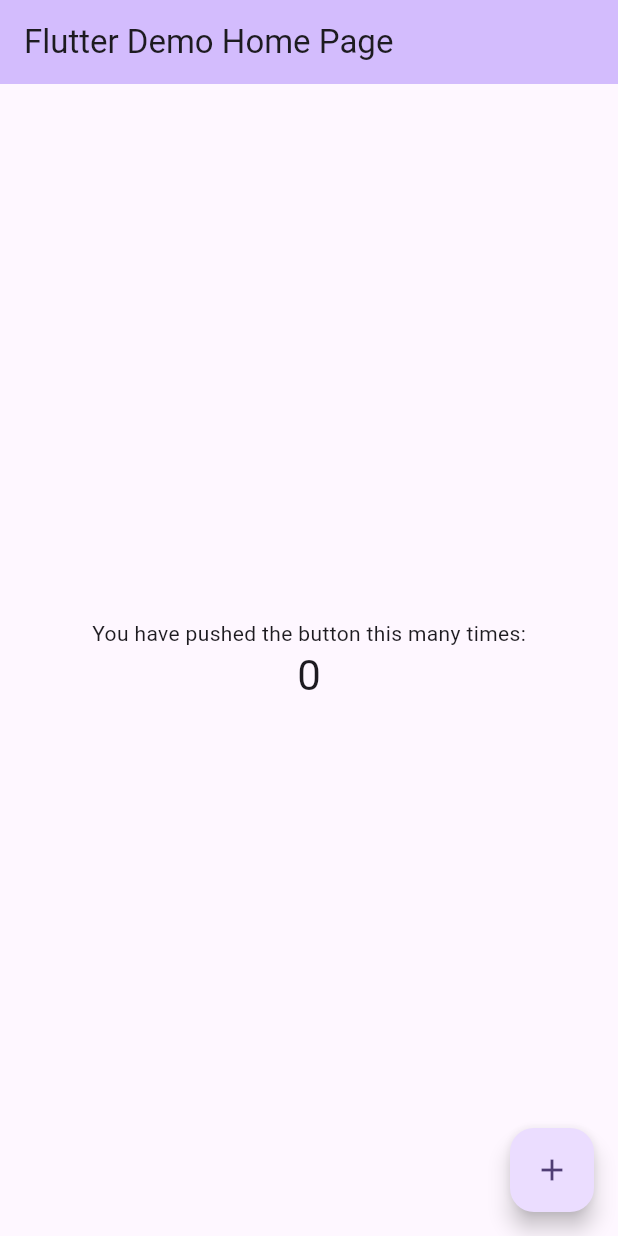
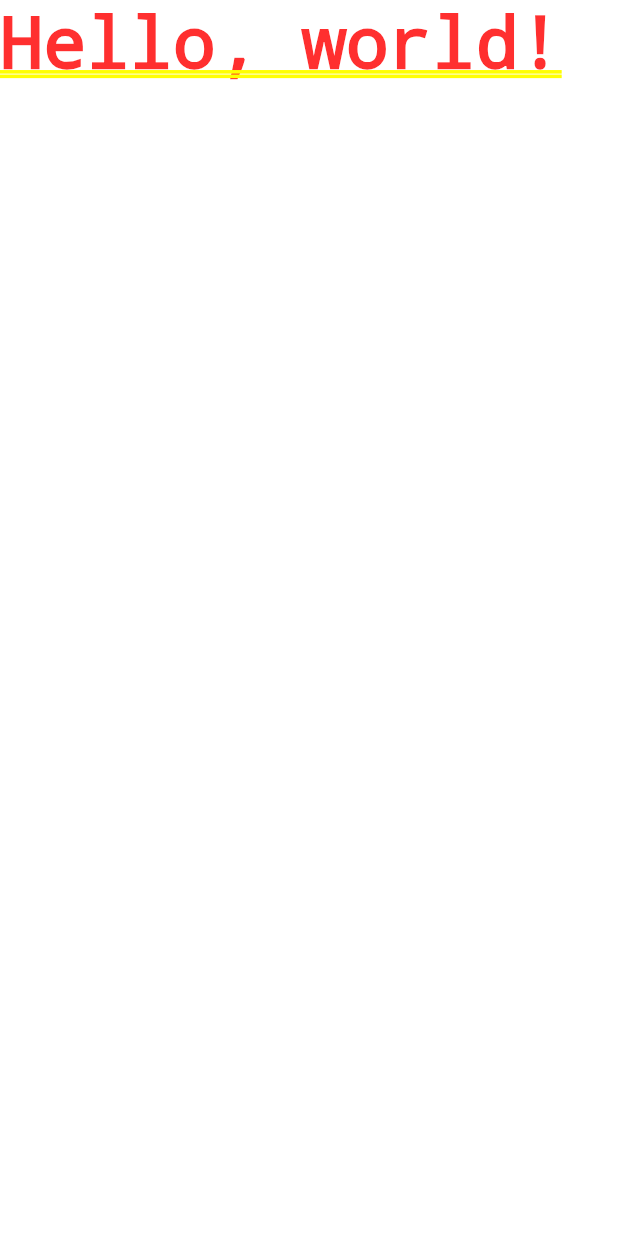
Before and after one commit to jono-rams/LearningFlutter, a Flutter app: the screen it shows after launch, on a phone screen of 412 x 824 dp. Run offline on Flutter 3.47's test engine with Material 3 defaults, Android fonts, the phone set to English and light mode, and no system bars.

Commit message:
Preparation for lesson 2

```diff
--- a/lib/main.dart
+++ b/lib/main.dart
@@ -1,125 +1,7 @@
 import 'package:flutter/material.dart';
 
 void main() {
-  runApp(const MyApp());
+  runApp(const MaterialApp(
+    home: Text("Hello, world!"),
+  ));
 }
-
-class MyApp extends StatelessWidget {
-  const MyApp({super.key});
-
-  // This widget is the root of your application.
-  @override
-  Widget build(BuildContext context) {
-    return MaterialApp(
-      title: 'Flutter Demo',
-      theme: ThemeData(
-        // This is the theme of your application.
-        //
-        // TRY THIS: Try running your application with "flutter run". You'll see
-        // the application has a purple toolbar. Then, without quitting the app,
-        // try changing the seedColor in the colorScheme below to Colors.green
-        // and then invoke "hot reload" (save your changes or press the "hot
-        // reload" button in a Flutter-supported IDE, or press "r" if you used
-        // the command line to start the app).
-        //
-        // Notice that the counter didn't reset back to zero; the application
-        // state is not lost during the reload. To reset the state, use hot
-        // restart instead.
-        //
-        // This works for code too, not just values: Most code changes can be
-        // tested with just a hot reload.
-        colorScheme: ColorScheme.fromSeed(seedColor: Colors.deepPurple),
-        useMaterial3: true,
-      ),
-      home: const MyHomePage(title: 'Flutter Demo Home Page'),
-    );
-  }
-}
-
-class MyHomePage extends StatefulWidget {
-  const MyHomePage({super.key, required this.title});
-
-  // This widget is the home page of your application. It is stateful, meaning
-  // that it has a State object (defined below) that contains fields that affect
-  // how it looks.
-
-  // This class is the configuration for the state. It holds the values (in this
-  // case the title) provided by the parent (in this case the App widget) and
-  // used by the build method of the State. Fields in a Widget subclass are
-  // always marked "final".
-
-  final String title;
-
-  @override
-  State<MyHomePage> createState() => _MyHomePageState();
-}
-
-class _MyHomePageState extends State<MyHomePage> {
-  int _counter = 0;
-
-  void _incrementCounter() {
-    setState(() {
-      // This call to setState tells the Flutter framework that something has
-      // changed in this State, which causes it to rerun the build method below
-      // so that the display can reflect the updated values. If we changed
-      // _counter without calling setState(), then the build method would not be
-      // called again, and so nothing would appear to happen.
-      _counter++;
-    });
-  }
-
-  @override
-  Widget build(BuildContext context) {
-    // This method is rerun every time setState is called, for instance as done
-    // by the _incrementCounter method above.
-    //
-    // The Flutter framework has been optimized to make rerunning build methods
-    // fast, so that you can just rebuild anything that needs updating rather
-    // than having to individually change instances of widgets.
-    return Scaffold(
-      appBar: AppBar(
-        // TRY THIS: Try changing the color here to a specific color (to
-        // Colors.amber, perhaps?) and trigger a hot reload to see the AppBar
-        // change color while the other colors stay the same.
-        backgroundColor: Theme.of(context).colorScheme.inversePrimary,
-        // Here we take the value from the MyHomePage object that was created by
-        // the App.build method, and use it to set our appbar title.
-        title: Text(widget.title),
-      ),
-      body: Center(
-        // Center is a layout widget. It takes a single child and positions it
-        // in the middle of the parent.
-        child: Column(
-          // Column is also a layout widget. It takes a list of children and
-          // arranges them vertically. By default, it sizes itself to fit its
-          // children horizontally, and tries to be as tall as its parent.
-          //
-          // Column has various properties to control how it sizes itself and
-          // how it positions its children. Here we use mainAxisAlignment to
-          // center the children vertically; the main axis here is the vertical
-          // axis because Columns are vertical (the cross axis would be
-          // horizontal).
-          //
-          // TRY THIS: Invoke "debug painting" (choose the "Toggle Debug Paint"
-          // action in the IDE, or press "p" in the console), to see the
-          // wireframe for each widget.
-          mainAxisAlignment: MainAxisAlignment.center,
-          children: <Widget>[
-            const Text(
-              'You have pushed the button this many times:',
-            ),
-            Text(
-              '$_counter',
-              style: Theme.of(context).textTheme.headlineMedium,
-            ),
-          ],
-        ),
-      ),
-      floatingActionButton: FloatingActionButton(
-        onPressed: _incrementCounter,
-        tooltip: 'Increment',
-        child: const Icon(Icons.add),
-      ), // This trailing comma makes auto-formatting nicer for build methods.
-    );
-  }
-}
```
